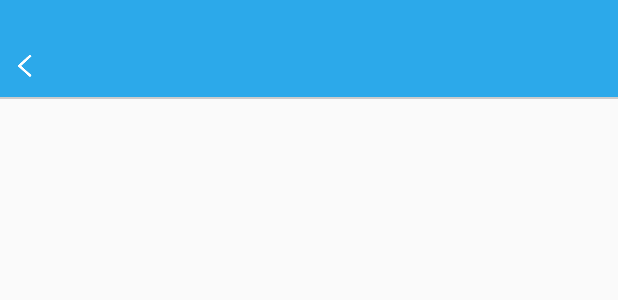
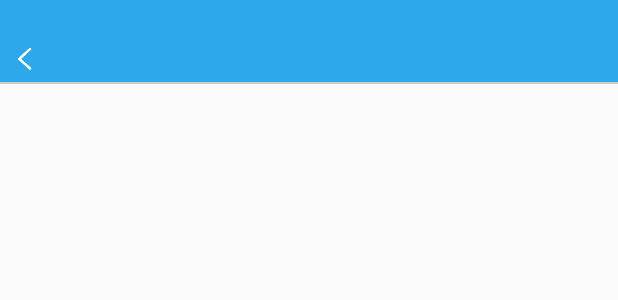
Before and after one commit to SamSongShan/BaseOKHttpDemo, an Android app: the layout toolbar_right_icon.xml on its own in the app's theme, with its tools: preview values and no code run, on a phone screen of 412 x 824 dp. Shown: the top 300 px of the screen. Run offline under Robolectric (Android 15) with nearby library versions, the phone set to English and light mode, and no system bars.

```diff
--- a/app/src/main/res/layout/toolbar_right_icon.xml
+++ b/app/src/main/res/layout/toolbar_right_icon.xml
@@ -1,12 +1,12 @@
 <?xml version="1.0" encoding="utf-8"?>
 <android.support.v7.widget.Toolbar xmlns:android="http://schemas.android.com/apk/res/android"
-
     android:id="@+id/toolbar_icon"
     style="@style/FillToolbar"
     android:layout_width="match_parent"
-    android:layout_height="66dp"
-    android:paddingTop="22dp"
-    android:background="@color/colorAccent">
+    android:layout_height="?attr/actionBarSize"
+    android:layout_marginTop="@dimen/tool_bar_top_margin"
+    android:background="@color/colorAccent"
+    android:paddingTop="@dimen/tool_bar_top_padding">
 
     <RelativeLayout
         android:layout_width="match_parent"
@@ -30,6 +30,7 @@
             android:layout_marginRight="25dp"
             android:ellipsize="end"
             android:maxLines="1"
+            android:text=""
             android:textColor="@color/colorWhite"
             android:textSize="20sp" />
 
--- a/app/src/main/res/layout/toolbar_store.xml
+++ b/app/src/main/res/layout/toolbar_store.xml
@@ -3,10 +3,10 @@
     android:id="@+id/toolbar_home"
     style="@style/FillToolbar"
     android:layout_width="match_parent"
-    android:layout_height="66dp"
-    android:paddingTop="22dp"
+    android:layout_height="?attr/actionBarSize"
+    android:layout_marginTop="@dimen/tool_bar_top_margin"
     android:background="@color/colorAccent"
-    android:elevation="10dp">
+    android:paddingTop="@dimen/tool_bar_top_padding">
 
     <LinearLayout
         android:layout_width="match_parent"
--- a/app/src/main/res/values-v21/dimens.xml
+++ b/app/src/main/res/values-v21/dimens.xml
@@ -1,4 +1,6 @@
 <?xml version="1.0" encoding="utf-8"?>
 <resources>
     <dimen name="tool_bar_top_padding">22dp</dimen>
+    <dimen name="tool_bar_top_margin">0dp</dimen>
+
 </resources>
--- a/app/src/main/res/values/dimens.xml
+++ b/app/src/main/res/values/dimens.xml
@@ -4,6 +4,7 @@
     <dimen name="activity_vertical_margin">16dp</dimen>
     <dimen name="fab_margin">16dp</dimen>\
     <dimen name="tool_bar_top_padding">0dp</dimen>
+    <dimen name="tool_bar_top_margin">22dp</dimen>
 
 
     <declare-styleable name="HomeCircleImg">
```
Also changed, not shown: app/src/main/res/layout/toolbar_right_text.xml (+4 -3 lines).
